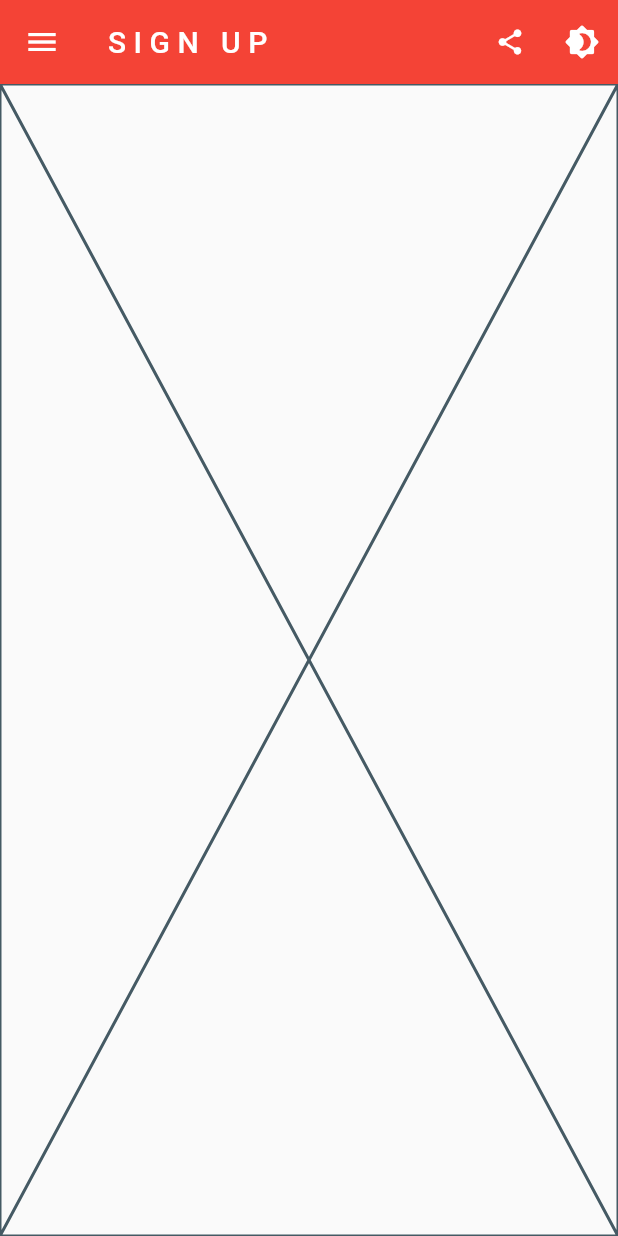
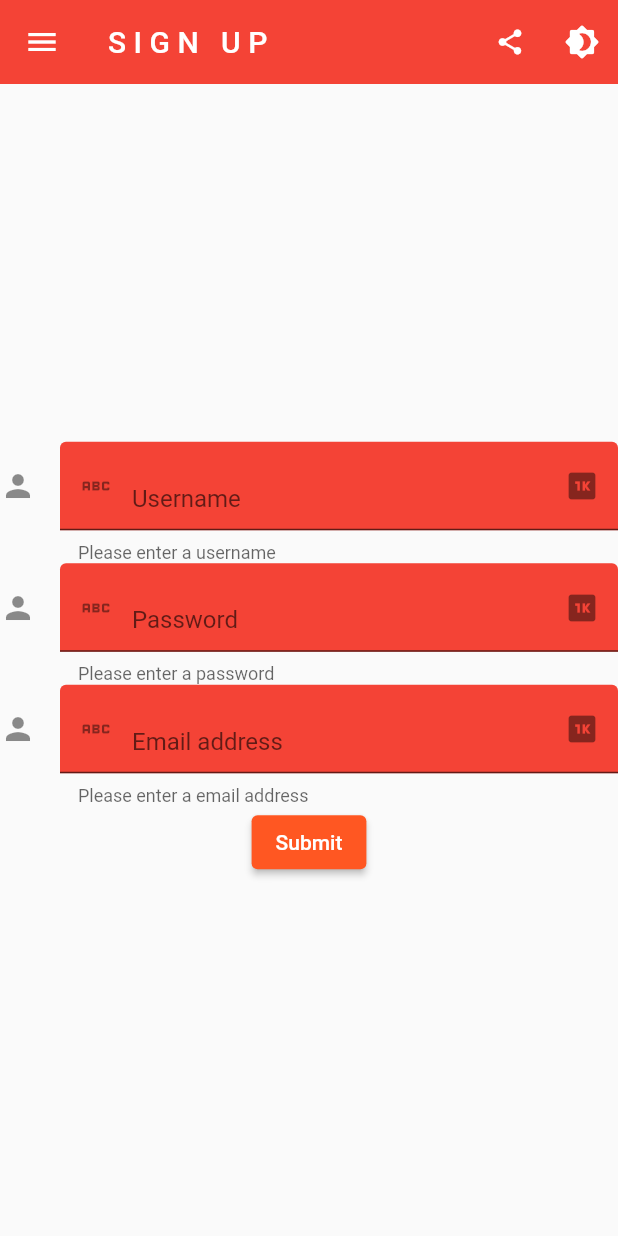
Before and after one commit to dotDone/my-personal-dashboard, a Flutter app: the SignUpPage screen opened directly, on a phone screen of 412 x 824 dp. Run offline on Flutter 3.47's test engine with Material 2 defaults, Android fonts, the phone set to English and light mode, and no system bars; our stand-ins replace shared_preferences; accounts and stored records are empty; network calls fail.

Commit message:
Signup page sends post request

```diff
--- /dev/null
+++ b/lib/models/api/api.register.model.dart
@@ -0,0 +1,140 @@
+import 'dart:convert';
+import 'dart:developer' as developer;
+
+import 'package:flutter/material.dart';
+import 'package:http/http.dart';
+import 'package:myfirstapp/models/api/url.model.dart';
+
+class RegisterRequest {
+  String? _username;
+  String? _email;
+  String? _password;
+  int? _statusCode;
+
+  RegisterRequest(
+      {String? username, String? email, String? password, int? statusCode}) {
+    if (username != null) {
+      this._username = username;
+    }
+    if (email != null) {
+      this._email = email;
+    }
+    if (password != null) {
+      this._password = password;
+    }
+  }
+
+  String? get username => _username;
+  set username(String? username) => _username = username;
+  String? get email => _email;
+  set email(String? email) => _email = email;
+  String? get password => _password;
+  set password(String? password) => _password = password;
+
+  RegisterRequest.fromJson(Map<String, dynamic> json) {
+    _username = json['username'];
+    _email = json['email'];
+    _password = json['password'];
+  }
+
+  Map<String, dynamic> toJson() {
+    final Map<String, dynamic> data = new Map<String, dynamic>();
+    data['username'] = this._username;
+    data['email'] = this._email;
+    data['password'] = this._password;
+    return data;
+  }
+
+  Future<RegisterResponse> register(RegisterRequest registerRequest) async {
+    var request = jsonEncode(registerRequest.toJson());
+
+    Response response = await post(Uri.http(BaseAPI.base, '/user/register'),
+        headers: BaseAPI.headers, body: request);
+
+    RegisterResponse registerResponse =
+        RegisterResponse.fromResponseBody(response.body, response.statusCode);
+
+    return registerResponse;
+  }
+}
+
+class RegisterResponse {
+  String _message = '';
+  String _id = '';
+  String _username = '';
+  String _email = '';
+  String _token = '';
+  int _statusCode = 0;
+
+  RegisterResponse(
+      {String message = '',
+      String id = '',
+      String username = '',
+      String email = '',
+      String token = '',
+      int statusCode = 0}) {
+    if (message != null) {
+      this._message = message;
+    }
+    if (id != null) {
+      this._id = id;
+    }
+    if (username != null) {
+      this._username = username;
+    }
+    if (email != null) {
+      this._email = email;
+    }
+    if (token != null) {
+      this._token = token;
+    }
+    if (statusCode != null) {
+      this._statusCode = statusCode;
+    }
+  }
+
+  String get message => _message;
+  set message(String message) => _message = message;
+  String get id => _id;
+  set id(String id) => _id = id;
+  String get username => _username;
+  set username(String username) => _username = username;
+  String get email => _email;
+  set email(String email) => _email = email;
+  String get token => _token;
+  set token(String token) => _token = token;
+  int get statusCode => _statusCode;
+  set statusCode(int statusCode) => _statusCode = statusCode;
+
+  RegisterResponse.fromJson(Map<String, dynamic> json) {
+    _message = json['message'];
+    _id = json['id'];
+    _username = json['username'];
+    _email = json['email'];
+    _token = json['token'];
+  }
+
+  factory RegisterResponse.fromResponseBody(String body, int statusCode) {
+    Map<String, dynamic> json = jsonDecode(body);
+
+    return RegisterResponse(
+        message: json['message'],
+        id: json['id'],
+        username: json['username'],
+        email: json['email'],
+        token: json['token'],
+        statusCode: statusCode);
+  }
+
+  Map<String, dynamic> toJson() {
+    final Map<String, dynamic> data = new Map<String, dynamic>();
+    data['message'] = this._message;
+    data['id'] = this._id;
+    data['username'] = this._username;
+    data['email'] = this._email;
+    data['token'] = this._token;
+    return data;
+  }
+}
+
+class Register {}
--- /dev/null
+++ b/lib/models/api/api.signin.model.dart
@@ -0,0 +1,71 @@
+import 'package:flutter/material.dart';
+
+class SignInRequest {
+  String? _username;
+  String? _password;
+
+  SignInRequest({String? username, String? password}) {
+    if (username != null) {
+      this._username = username;
+    }
+    if (password != null) {
+      this._password = password;
+    }
+  }
+
+  String? get username => _username;
+  set username(String? username) => _username = username;
+  String? get password => _password;
+  set password(String? password) => _password = password;
+
+  SignInRequest.fromJson(Map<String, dynamic> json) {
+    _username = json['username'];
+    _password = json['password'];
+  }
+
+  Map<String, dynamic> toJson() {
+    final Map<String, dynamic> data = new Map<String, dynamic>();
+    data['username'] = this._username;
+    data['password'] = this._password;
+    return data;
+  }
+}
+
+class SignInResponse {
+  String? _sId;
+  String? _username;
+  String? _token;
+
+  SignInResponse({String? sId, String? username, String? token}) {
+    if (sId != null) {
+      this._sId = sId;
+    }
+    if (username != null) {
+      this._username = username;
+    }
+    if (token != null) {
+      this._token = token;
+    }
+  }
+
+  String? get sId => _sId;
+  set sId(String? sId) => _sId = sId;
+  String? get username => _username;
+  set username(String? username) => _username = username;
+  String? get token => _token;
+  set token(String? token) => _token = token;
+
+  SignInResponse.fromJson(Map<String, dynamic> json) {
+    _sId = json['_id'];
+    _username = json['username'];
+    _token = json['token'];
+  }
+
+  Map<String, dynamic> toJson() {
+    final Map<String, dynamic> data = new Map<String, dynamic>();
+    data['_id'] = this._sId;
+    data['username'] = this._username;
+    data['token'] = this._token;
+    return data;
+  }
+}
--- /dev/null
+++ b/lib/models/api/url.model.dart
@@ -0,0 +1,7 @@
+class BaseAPI {
+  static String base = "127.0.0.1:3001";
+
+  static Map<String, String> headers = {
+    "Content-type": "application/json; charset=utf-8"
+  };
+}
--- /dev/null
+++ b/lib/models/room.model.dart
@@ -0,0 +1 @@
+import 'package:flutter/material.dart';
--- /dev/null
+++ b/lib/models/user.model.dart
@@ -0,0 +1,63 @@
+import 'dart:async';
+import 'package:flutter/material.dart';
+import 'package:shared_preferences/shared_preferences.dart';
+
+class User {
+  String _userId = '';
+  String _username = '';
+  String _email = '';
+  String _token = '';
+
+  User(
+      {required String userId,
+      required String username,
+      required String email,
+      required String token}) {
+    if (userId != null) {
+      this._userId = userId;
+    }
+    if (username != null) {
+      this._username = username;
+    }
+    if (email != null) {
+      this._email = email;
+    }
+    if (token != null) {
+      this._token = token;
+    }
+  }
+
+  String get userId => _userId;
+  set userId(String userId) => _userId = userId;
+  String get username => _username;
+  set username(String username) => _username = username;
+  String get email => _email;
+  set email(String email) => _email = email;
+  String get token => _token;
+  set token(String token) => _token = token;
+
+  User.fromJson(Map<String, dynamic> json) {
+    _userId = json['userId'];
+    _username = json['username'];
+    _email = json['email'];
+    _token = json['token'];
+  }
+
+  Map<String, dynamic> toJson() {
+    final Map<String, dynamic> data = new Map<String, dynamic>();
+    data['userId'] = this._userId;
+    data['username'] = this._username;
+    data['email'] = this._email;
+    data['token'] = this._token;
+    return data;
+  }
+
+  Future<void> saveToPrefs(User user) async {
+    final SharedPreferences prefs = await SharedPreferences.getInstance();
+
+    await prefs.setString('userId', this.userId);
+    await prefs.setString("username", this.username);
+    await prefs.setString("email", this.email);
+    await prefs.setString("token", this.token);
+  }
+}
--- /dev/null
+++ b/lib/utils/sharedprefs.model.dart
@@ -0,0 +1,47 @@
+import '../models/user.model.dart';
+import 'package:shared_preferences/shared_preferences.dart';
+import 'dart:async';
+
+class UserPrefs {
+  Future<User> getUser() async {
+    final SharedPreferences prefs = await SharedPreferences.getInstance();
+
+    String? _userId = prefs.getString("userId");
+    String? _username = prefs.getString("username");
+    String? _email = prefs.getString("email");
+    String? _token = prefs.getString("token");
+
+    String userId = '';
+    String username = '';
+    String email = '';
+    String token = '';
+
+    _userId != null ? userId = _userId : userId = '';
+    _username != null ? username = _username : username = '';
+    _email != null ? email = _email : email = '';
+    _token != null ? token = _token : token = '';
+
+    return User(
+      userId: userId,
+      username: username,
+      email: email,
+      token: token,
+    );
+  }
+
+  void removeUser() async {
+    final SharedPreferences prefs = await SharedPreferences.getInstance();
+
+    await prefs.remove("userId");
+    await prefs.remove("username");
+    await prefs.remove("email");
+    await prefs.remove("token");
+    await prefs.remove("rooms");
+  }
+
+  Future<String?> getToken(args) async {
+    final SharedPreferences prefs = await SharedPreferences.getInstance();
+    String? token = prefs.getString("token");
+    return token;
+  }
+}
--- a/lib/views/signup.dart
+++ b/lib/views/signup.dart
@@ -1,9 +1,25 @@
 import 'package:flutter/material.dart';
+import 'dart:developer' as developer;
+
 import 'package:myfirstapp/controllers/theme.controller.dart';
 import 'package:myfirstapp/components/my_drawer.dart';
+import 'package:myfirstapp/models/api/api.register.model.dart';
+import 'package:myfirstapp/models/user.model.dart';
+import 'package:myfirstapp/utils/sharedprefs.model.dart';
 
-class SignUpPage extends StatelessWidget {
+class SignUpPage extends StatefulWidget {
   const SignUpPage({Key? key}) : super(key: key);
+
+  @override
+  State<SignUpPage> createState() => _SignUpPageState();
+}
+
+class _SignUpPageState extends State<SignUpPage> {
+  final _userSignUpKey = GlobalKey<FormState>();
+
+  String username = '';
+  String password = '';
+  String email = '';
 
   @override
   Widget build(BuildContext context) {
@@ -14,7 +30,7 @@ class SignUpPage extends StatelessWidget {
         actions: [
           IconButton(
             onPressed: () {},
-            icon: Icon(
+            icon: const Icon(
               (Icons.share),
               size: 20,
             ),
@@ -23,13 +39,136 @@ class SignUpPage extends StatelessWidget {
             onPressed: () {
               currentTheme.toggleTheme();
             },
-            icon: Icon(Icons.brightness_4_rounded),
+            icon: const Icon(Icons.brightness_4_rounded),
           ),
         ],
       ),
-      drawer: MyDrawer(),
+      drawer: const MyDrawer(),
       body: Container(
-        child: Placeholder(),
+        child: Form(
+          key: _userSignUpKey,
+          child: Column(
+            mainAxisAlignment: MainAxisAlignment.center,
+            crossAxisAlignment: CrossAxisAlignment.center,
+            mainAxisSize: MainAxisSize.max,
+            children: [
+              TextFormField(
+                onChanged: (value) => setState(() => username = value),
+                validator: (value) {
+                  if (value == null || value.length <= 2) {
+                    return 'Please enter a valid username';
+                  }
+                  return null;
+                },
+                decoration: const InputDecoration(
+                  icon: const Icon(Icons.person),
+                  labelText: 'Username',
+                  labelStyle: const TextStyle(),
+                  helperText: "Please enter a username",
+                  hintText: 'Username',
+                  prefixIcon: Icon(Icons.abc),
+                  suffixIcon: const Icon(Icons.one_k),
+                  filled: true,
+                  fillColor: Colors.red,
+                  focusColor: Colors.blue,
+                  alignLabelWithHint: true,
+                ),
+                textAlignVertical: TextAlignVertical.center,
+              ),
+              TextFormField(
+                onChanged: (value) => setState(() => password = value),
+                validator: (value) {
+                  if (value == null || value.length <= 6) {
+                    return 'Please enter a valid password';
+                  }
+                  return null;
+                },
+                decoration: const InputDecoration(
+                  icon: Icon(Icons.person),
+                  labelText: 'Password',
+                  labelStyle: TextStyle(),
+                  helperText: "Please enter a password",
+                  hintText: 'Password',
+                  prefixIcon: Icon(Icons.abc),
+                  suffixIcon: Icon(Icons.one_k),
+                  filled: true,
+                  fillColor: Colors.red,
+                  focusColor: Colors.blue,
+                  alignLabelWithHint: true,
+                ),
+                textAlignVertical: TextAlignVertical.center,
+              ),
+              TextFormField(
+                onChanged: (value) => setState(() => email = value),
+                validator: (value) {
+                  if (value == null || value.length <= 6) {
+                    return 'Please enter a valid email address';
+                  }
+                  return null;
+                },
+                decoration: const InputDecoration(
+                  icon: const Icon(Icons.person),
+                  labelText: 'Email address',
+                  labelStyle: const TextStyle(),
+                  helperText: "Please enter a email address",
+                  hintText: 'Email',
+                  prefixIcon: Icon(Icons.abc),
+                  suffixIcon: const Icon(Icons.one_k),
+                  filled: true,
+                  fillColor: Colors.red,
+                  focusColor: Colors.blue,
+                  alignLabelWithHint: true,
+                ),
+                textAlignVertical: TextAlignVertical.center,
+              ),
+              ElevatedButton(
+                onPressed: () async {
+                  if (_userSignUpKey.currentState!.validate()) {
+                    ScaffoldMessenger.of(context).showSnackBar(
+                      const SnackBar(
+                        content: Text('Processing Data'),
+                      ),
+                    );
+                    try {
+                      RegisterRequest _registerRequest = RegisterRequest(
+                          username: username, email: email, password: password);
+                      RegisterResponse _registerResponse =
+                          await _registerRequest.register(_registerRequest);
+                      if (_registerResponse.statusCode == 200) {
+                        User newUser = User(
+                            userId: _registerResponse.id,
+                            username: _registerResponse.username,
+                            email: _registerResponse.email,
+                            token: _registerResponse.token);
+                        await newUser.saveToPrefs(newUser);
+                        ScaffoldMessenger.of(context).clearSnackBars();
+                        ScaffoldMessenger.of(context).showSnackBar(
+                          const SnackBar(
+                            content: Text('Success!!'),
+                          ),
+                        );
+                      }
+                    } catch (e) {
+                      ScaffoldMessenger.of(context).clearSnackBars();
+                      ScaffoldMessenger.of(context).showSnackBar(
+                        const SnackBar(
+                          content: Text("failed!"),
+                        ),
+                      );
+                    }
+                  } else {
+                    ScaffoldMessenger.of(context).showSnackBar(
+                      const SnackBar(
+                        content: Text('Invalid'),
+                      ),
+                    );
+                  }
+                },
+                child: const Text('Submit'),
+              ),
+            ],
+          ),
+        ),
       ),
     );
   }
--- a/pubspec.yaml
+++ b/pubspec.yaml
@@ -35,6 +35,8 @@ dependencies:
   cupertino_icons: ^1.0.2
   provider: ^6.0.2
   beamer: ^1.3.0
+  http: ^0.13.4
+  shared_preferences: ^2.0.13
 
 dev_dependencies:
   flutter_test:
```
Also changed, not shown: lib/assets/images/lake.jpg (deleted), pubspec.lock, 1 other file.
